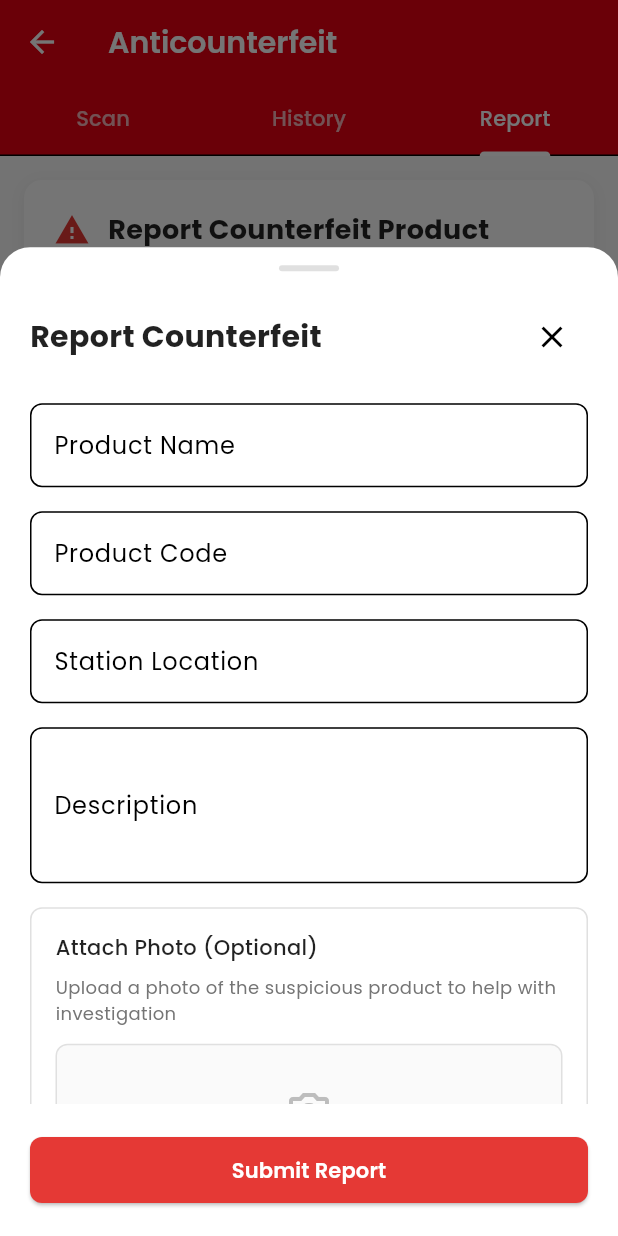
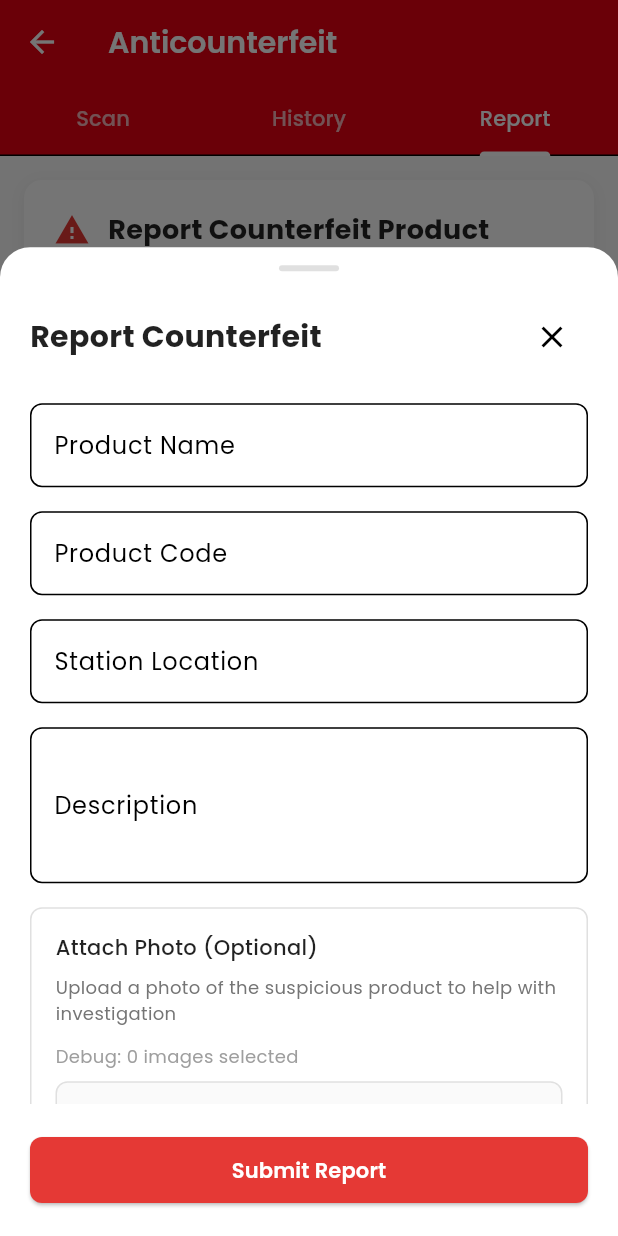
Before and after one commit to boazomare1/totalenergies-app, a Flutter app: the AnticounterfeitScreen screen opened directly, tab 3 chosen, after a tap on "Report Counterfeit", on a phone screen of 412 x 824 dp. Run offline on Flutter 3.47's test engine with Material 3 defaults, Android fonts, the phone set to English and light mode, and no system bars; our stand-ins replace file_picker, google_fonts, image_picker, shared_preferences; accounts and stored records are empty; generated files the repository leaves out were written again.

Commit message:
Add debug prints and fix image upload state
- Added debug prints to track image selection
- Fixed _isUploadingImage state reset after image selection
- Added debug counter display to show current image count
- This should help identify why image previews aren't showing

```diff
--- a/lib/screens/anticounterfeit_screen.dart
+++ b/lib/screens/anticounterfeit_screen.dart
@@ -861,6 +861,12 @@ class _AnticounterfeitScreenState extends State<AnticounterfeitScreen>
                                 const SizedBox(height: 12),
 
                               // Image Previews or Upload Button
+                              // Debug: Show current image count
+                              Text(
+                                'Debug: ${_selectedImages.length} images selected',
+                                style: GoogleFonts.poppins(fontSize: 12, color: Colors.grey),
+                              ),
+                              const SizedBox(height: 8),
                               if (_selectedImages.isNotEmpty)
                                 Column(
                                   children: [
@@ -1212,7 +1218,10 @@ class _AnticounterfeitScreenState extends State<AnticounterfeitScreen>
         if (image != null) {
           setState(() {
             _selectedImages.add(File(image.path));
+            _isUploadingImage = false;
           });
+
+          print('Camera: Added image. Total images: ${_selectedImages.length}');
 
           ScaffoldMessenger.of(context).showSnackBar(
             SnackBar(
@@ -1288,7 +1297,10 @@ class _AnticounterfeitScreenState extends State<AnticounterfeitScreen>
         if (image != null) {
           setState(() {
             _selectedImages.add(File(image.path));
+            _isUploadingImage = false;
           });
+
+          print('Gallery: Added image. Total images: ${_selectedImages.length}');
 
           ScaffoldMessenger.of(context).showSnackBar(
             SnackBar(
@@ -1358,7 +1370,10 @@ class _AnticounterfeitScreenState extends State<AnticounterfeitScreen>
       if (result != null && result.files.single.path != null) {
         setState(() {
           _selectedImages.add(File(result.files.single.path!));
+          _isUploadingImage = false;
         });
+
+        print('File picker: Added image. Total images: ${_selectedImages.length}');
 
         ScaffoldMessenger.of(context).showSnackBar(
           SnackBar(
```
